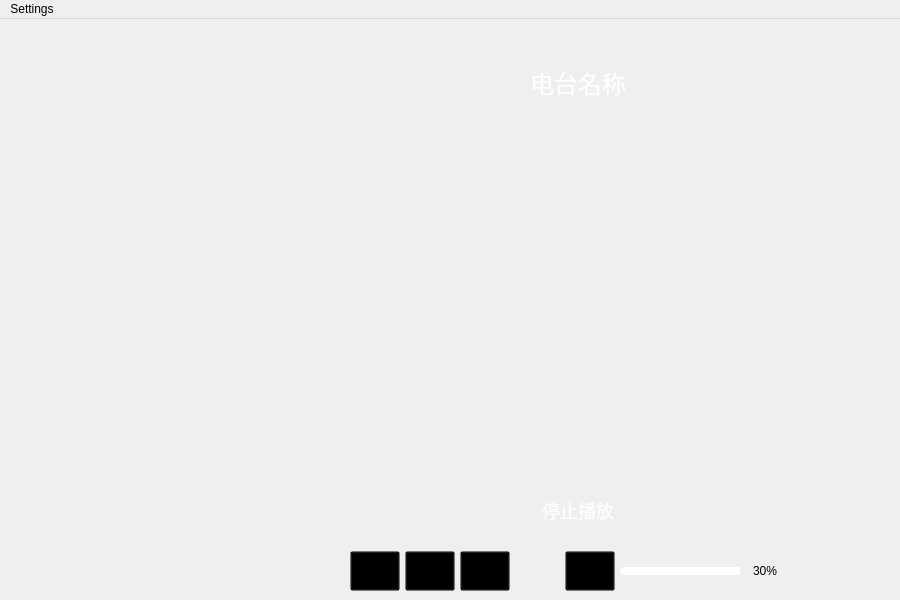
yzzyzz/ssrplayer, file mainwindow.ui: the form before one commit.
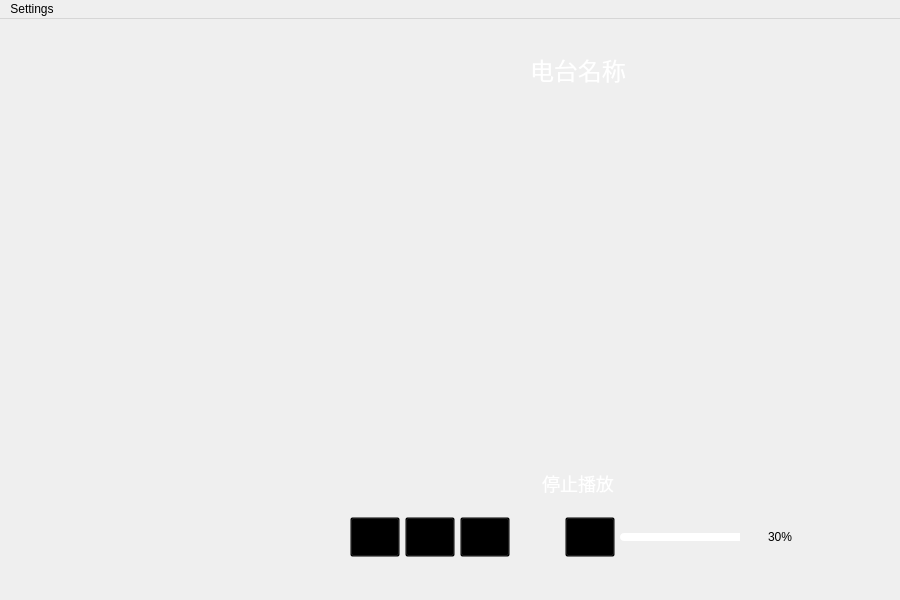
The form after the commit. Icons and pictures are not drawn.

Patch:
```diff
--- a/mainwindow.ui
+++ b/mainwindow.ui
@@ -100,7 +100,7 @@
        <number>0</number>
       </property>
       <property name="topMargin">
-       <number>18</number>
+       <number>12</number>
       </property>
       <property name="rightMargin">
        <number>0</number>
@@ -247,10 +247,10 @@
          <number>80</number>
         </property>
         <property name="rightMargin">
-         <number>100</number>
+         <number>70</number>
         </property>
         <property name="bottomMargin">
-         <number>0</number>
+         <number>40</number>
         </property>
         <item>
          <widget class="QPushButton" name="playButton">
@@ -560,13 +560,13 @@
           </property>
           <property name="minimumSize">
            <size>
-            <width>40</width>
+            <width>70</width>
             <height>40</height>
            </size>
           </property>
           <property name="maximumSize">
            <size>
-            <width>40</width>
+            <width>70</width>
             <height>40</height>
            </size>
           </property>
@@ -576,6 +576,9 @@
           <property name="mouseTracking">
            <bool>false</bool>
           </property>
+          <property name="layoutDirection">
+           <enum>Qt::LayoutDirection::LeftToRight</enum>
+          </property>
           <property name="styleSheet">
            <string notr="true">border-width:0px;background:transparent;</string>
           </property>
@@ -583,7 +586,10 @@
            <string>30%</string>
           </property>
           <property name="alignment">
-           <set>Qt::AlignCenter</set>
+           <set>Qt::AlignmentFlag::AlignCenter</set>
+          </property>
+          <property name="margin">
+           <number>2</number>
           </property>
          </widget>
         </item>
```
Left out of the diff: 26 changed lines with no effect on the pictures.
